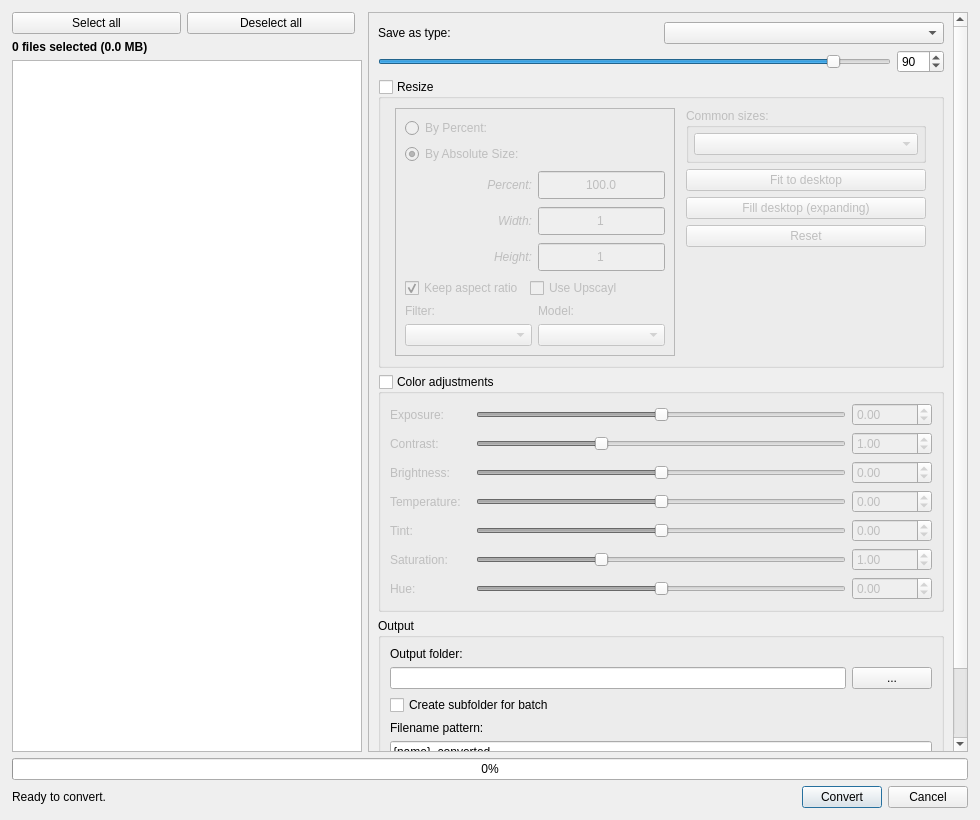
Old version of the form qimgv/gui/dialogs/batchconverterdialog.ui in the repository hadoooooouken/qimgv-plus.
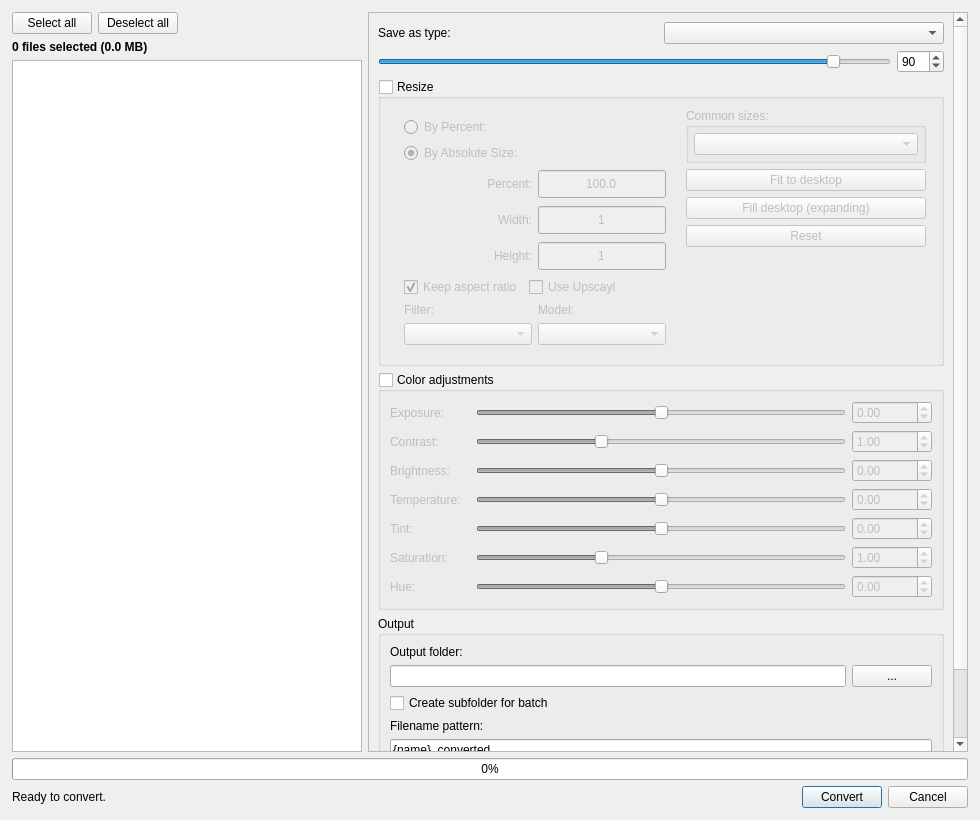
New version of the form.

Patch:
```diff
--- a/qimgv/gui/dialogs/batchconverterdialog.ui
+++ b/qimgv/gui/dialogs/batchconverterdialog.ui
@@ -49,7 +49,13 @@
          <item>
           <spacer name="horizontalSpacerHeader">
            <property name="orientation">
-            <enum>Qt::Horizontal</enum>
+            <enum>Qt::Orientation::Horizontal</enum>
+           </property>
+           <property name="sizeHint" stdset="0">
+            <size>
+             <width>0</width>
+             <height>0</height>
+            </size>
            </property>
           </spacer>
          </item>
@@ -95,6 +101,14 @@
         <bool>true</bool>
        </property>
        <widget class="QWidget" name="scrollAreaWidgetContents">
+        <property name="geometry">
+         <rect>
+          <x>0</x>
+          <y>0</y>
+          <width>588</width>
+          <height>934</height>
+         </rect>
+        </property>
         <layout class="QVBoxLayout" name="verticalLayoutScroll">
          <item>
           <layout class="QHBoxLayout" name="horizontalLayoutFormat">
@@ -158,19 +172,13 @@
             <item>
              <layout class="QHBoxLayout" name="resListLayout">
               <item>
-               <widget class="QFrame" name="resFrame">
+               <widget class="QWidget" name="resWidget" native="true">
                 <property name="maximumSize">
                  <size>
                   <width>280</width>
                   <height>16777215</height>
                  </size>
                 </property>
-                <property name="frameShape">
-                 <enum>QFrame::StyledPanel</enum>
-                </property>
-                <property name="frameShadow">
-                 <enum>QFrame::Raised</enum>
-                </property>
                 <layout class="QVBoxLayout" name="verticalLayout_3">
                  <item>
                   <layout class="QVBoxLayout" name="verticalLayout_6">
@@ -220,9 +228,12 @@
                     <widget class="QLabel" name="labelPercent">
                      <property name="font">
                       <font>
-                       <italic>true</italic>
+                       <italic>false</italic>
                       </font>
                      </property>
+                     <property name="layoutDirection">
+                      <enum>Qt::LayoutDirection::LeftToRight</enum>
+                     </property>
                      <property name="text">
                       <string>Percent:</string>
                      </property>
@@ -241,7 +252,7 @@
                      </property>
                      <property name="font">
                       <font>
-                       <italic>true</italic>
+                       <italic>false</italic>
                       </font>
                      </property>
                      <property name="text">
@@ -327,7 +338,7 @@
                     <widget class="QLabel" name="labelHeight">
                      <property name="font">
                       <font>
-                       <italic>true</italic>
+                       <italic>false</italic>
                       </font>
                      </property>
                      <property name="text">
@@ -341,7 +352,7 @@
                    <item row="0" column="1">
                     <widget class="QDoubleSpinBox" name="percent">
                      <property name="enabled">
-                      <bool>true</bool>
+                      <bool>false</bool>
                      </property>
                      <property name="sizePolicy">
                       <sizepolicy hsizetype="Preferred" vsizetype="Minimum">
```
Left out of the diff: 103 changed lines with no effect on the pictures. Lines whose indentation alone changed are shown as unchanged.
